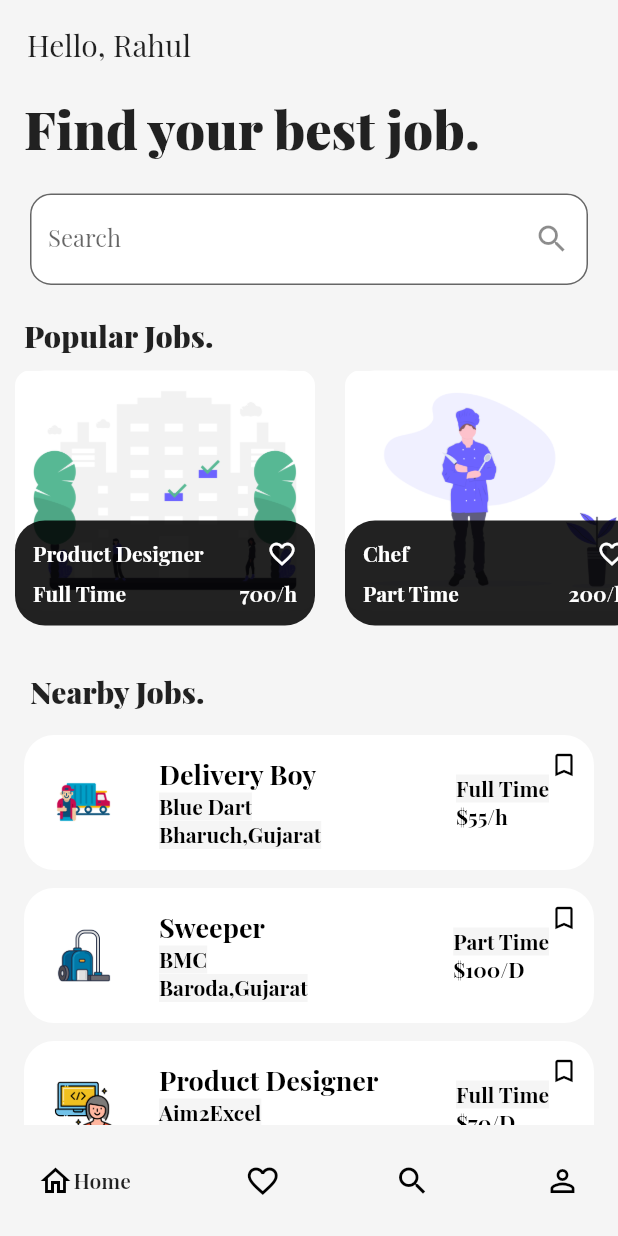
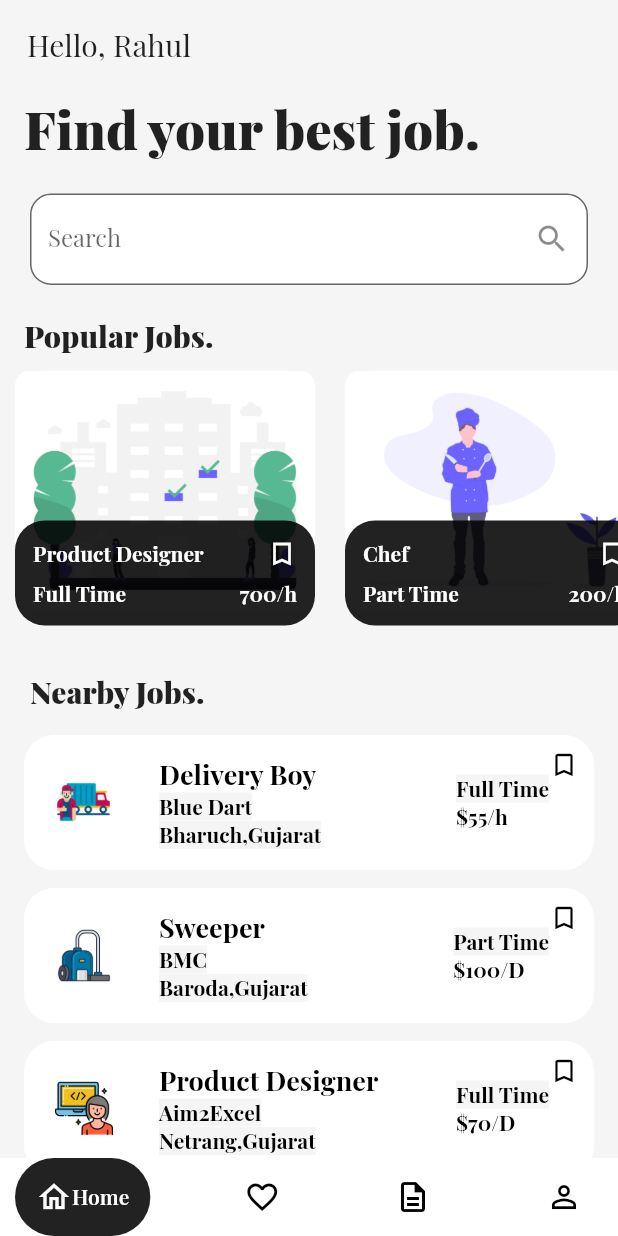
Before and after one commit to RahulChaudhary-07/5ive-to-9ine, a Flutter app: the screen it shows after launch, after a tap on "Submit", on a phone screen of 412 x 824 dp. Run offline on Flutter 3.47's test engine with Material 2 defaults, Android fonts, the phone set to English and light mode, and no system bars; drawn by our look-alikes of google_nav_bar; our stand-ins replace google_fonts, shared_preferences.

Commit message:
bottomNavBar

```diff
--- a/lib/BottomNavBar.dart
+++ b/lib/BottomNavBar.dart
@@ -8,8 +8,16 @@ class BottomNavBar extends StatelessWidget {
 
   @override
   Widget build(BuildContext context) {
-    return GNav(
+    return Container(
+      color: Colors.white,
+      child: Padding(
+        padding: const EdgeInsets.symmetric(horizontal: 10, vertical: 0),
+        child: GNav(
+          activeColor: Colors.white,
+          backgroundColor: Colors.white,
+          tabBackgroundColor: Colors.black87,
           onTabChange: onChange,
+          padding: EdgeInsets.all(14),
           tabs: [
             GButton(
               icon: Icons.home_outlined,
@@ -20,14 +28,16 @@ class BottomNavBar extends StatelessWidget {
               text: 'Likes',
             ),
             GButton(
-          icon: Icons.search,
-          text: 'Search',
+              icon: Icons.description_outlined,
+              text: 'Resume',
             ),
             GButton(
               icon: Icons.person_outline_sharp,
               text: 'Profile',
             ),
           ],
+        ),
+      ),
     );
   }
 }
--- a/lib/NearbyJobs.dart
+++ b/lib/NearbyJobs.dart
@@ -3,7 +3,6 @@ import 'dart:convert';
 
 import 'package:flutter/material.dart';
 import 'package:internship_5to9_1/controllers/favourite_controller.dart';
-import 'package:internship_5to9_1/core/localstorage.dart';
 
 class NearbyJobWidget extends StatefulWidget {
   const NearbyJobWidget({super.key});
@@ -204,9 +203,7 @@ class _NearbyJobCardState extends State<NearbyJobCard> {
                 setState(() {});
               },
               child: Icon(
-                FavouriteController.instance.isFavourite(widget.job.id)
-                    ? Icons.bookmark_outlined
-                    : Icons.bookmark_border_outlined,
+                FavouriteController.instance.isFavourite(widget.job.id) ? Icons.bookmark_outlined : Icons.bookmark_border_outlined,
                 size: 20,
                 color: Colors.black,
               ),
--- a/lib/PopularJob.dart
+++ b/lib/PopularJob.dart
@@ -114,7 +114,7 @@ class JobCard extends StatelessWidget {
                     ),
                   ),
                   Icon(
-                    Icons.favorite_outline_sharp,
+                    Icons.bookmark_border_sharp,
                     size: 20,
                     color: Colors.white,
                   ),
--- a/lib/screens/SignInScreen.dart
+++ b/lib/screens/SignInScreen.dart
@@ -14,6 +14,7 @@ class _SignInScreenState extends State<SignInScreen> {
   @override
   Widget build(BuildContext context) {
     return Scaffold(
+      backgroundColor: Colors.white,
       body: Form(
         key: _formKey,
         child: ListView(
--- a/lib/screens/SignUpScreen.dart
+++ b/lib/screens/SignUpScreen.dart
@@ -15,6 +15,7 @@ class _SignUpScreenState extends State<SignUpScreen> {
   @override
   Widget build(BuildContext context) {
     return Scaffold(
+      backgroundColor: Colors.white,
       body: Form(
         key: _formKey,
         child: Padding(
```
Also changed, not shown: lib/controllers/favourite_controller.dart (+2 -5 lines), pubspec.lock. Lines whose indentation alone changed are shown as unchanged.
